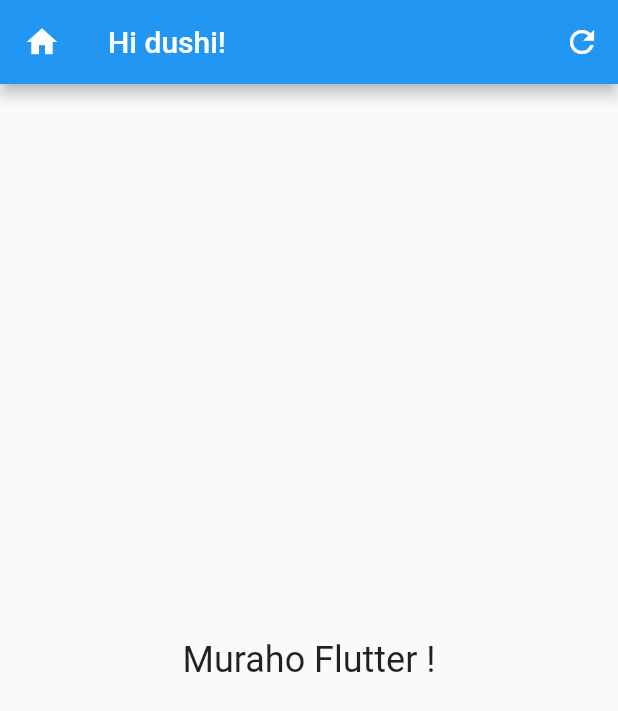
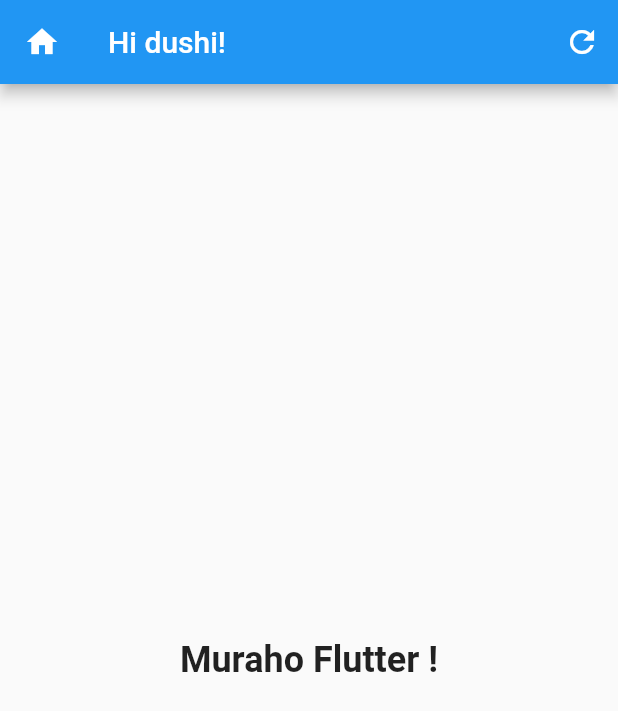
Before and after one commit to bdushimi/atlp-flutter, a Flutter app: the screen it shows after launch, after a tap on the "refresh" icon, on a phone screen of 412 x 824 dp. Shown: the top 711 px of the screen. Run offline on Flutter 3.47's test engine with Material 2 defaults, Android fonts, the phone set to English and light mode, and no system bars.

Commit message:
Minor text styling

```diff
--- a/flutter-firebase/greeting-text/greeting_text/lib/main.dart
+++ b/flutter-firebase/greeting-text/greeting_text/lib/main.dart
@@ -10,8 +10,12 @@
 String englishGreeting = "Hello Flutter !";
 String kinyarwandaGreeting = "Muraho Flutter !";
 
+FontWeight fontWeightBold = FontWeight.bold;
+FontWeight fontWeightNormal = FontWeight.normal;
+
 class _HelloFlutterAppState extends State<HelloFlutterApp> {
   String displayText = englishGreeting;
+  FontWeight textFontWeight = fontWeightNormal;
 
   @override
   Widget build(BuildContext context) {
@@ -28,14 +32,18 @@
                         displayText = displayText == englishGreeting
                             ? kinyarwandaGreeting
                             : englishGreeting;
+
+                        textFontWeight = textFontWeight == fontWeightNormal
+                            ? fontWeightBold
+                            : fontWeightNormal;
                       });
                     },
                     icon: Icon(Icons.refresh))
               ],
             ),
             body: Center(
-                child: Text(
-                  displayText,
-                  style: TextStyle(fontSize: 24)))));
+                child: Text(displayText,
+                    style:
+                        TextStyle(fontSize: 24, fontWeight: textFontWeight)))));
   }
 }
```
